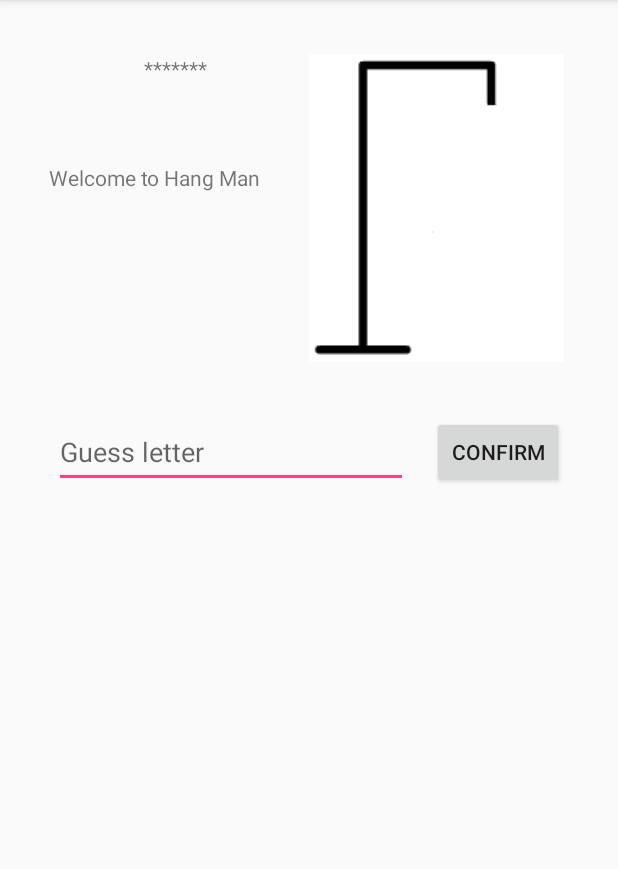
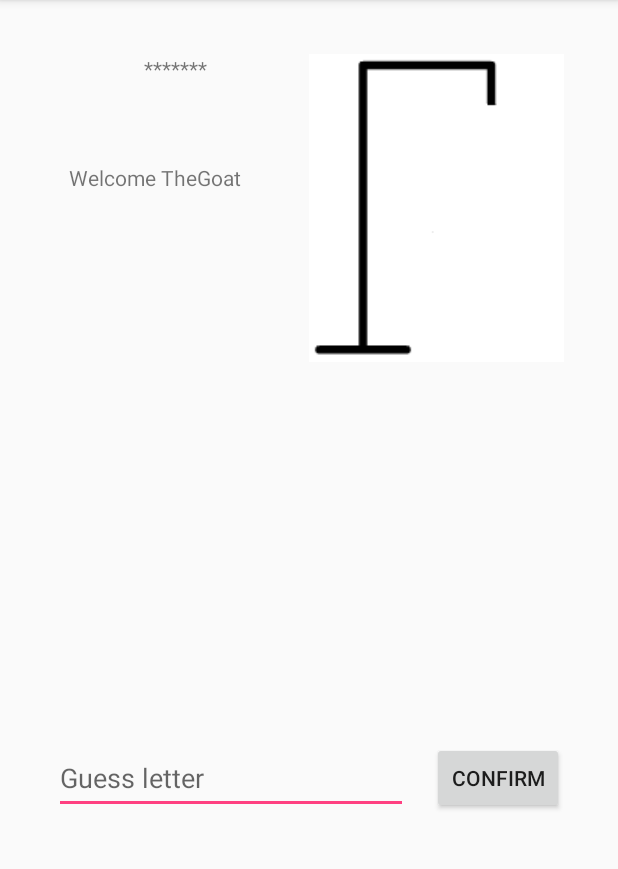
Before and after one commit to hjaltebaekgaard/HangManProject, an Android app: the screen it shows after launch (GameActivity), after a tap on "START", on a phone screen of 412 x 824 dp, the part 84-953 px from its top. Run offline under Robolectric (Android 15) with nearby library versions, the phone set to English and light mode, and no system bars; network calls fail.

Commit message:
attempt to save users in prefs

```diff
--- a/app/build.gradle
+++ b/app/build.gradle
@@ -4,7 +4,7 @@ android {
     compileSdkVersion 27
     defaultConfig {
         applicationId "com.example.hvalfisk.notsosuckyhangman"
-        minSdkVersion 22
+        minSdkVersion 23
         targetSdkVersion 27
         versionCode 1
         versionName "1.0"
@@ -22,6 +22,7 @@ dependencies {
     implementation fileTree(dir: 'libs', include: ['*.jar'])
     implementation 'com.android.support:appcompat-v7:27.1.1'
     implementation 'com.android.support.constraint:constraint-layout:1.1.3'
+    implementation 'com.google.code.gson:gson:2.8.5'
     testImplementation 'junit:junit:4.12'
     androidTestImplementation 'com.android.support.test:runner:1.0.2'
     androidTestImplementation 'com.android.support.test.espresso:espresso-core:3.0.2'
--- a/app/src/main/java/com/example/hvalfisk/notsosuckyhangman/GameActivity.java
+++ b/app/src/main/java/com/example/hvalfisk/notsosuckyhangman/GameActivity.java
@@ -1,21 +1,27 @@
 package com.example.hvalfisk.notsosuckyhangman;
 
 import android.os.AsyncTask;
-import android.os.Build;
-import android.support.annotation.RequiresApi;
 import android.support.v7.app.AppCompatActivity;
 import android.os.Bundle;
+import android.util.ArraySet;
 import android.view.View;
 import android.widget.Button;
 import android.widget.EditText;
 import android.widget.ImageView;
 import android.widget.TextView;
 
+
 import java.util.ArrayList;
 
 import static com.example.hvalfisk.notsosuckyhangman.MainActivity.gameLogic;
 
+
 public class GameActivity extends AppCompatActivity implements View.OnClickListener {
+
+    static GameActivity game;
+    static AsyncTaskLoadPlayers asyncLoadPlayers;
+    static AsyncTaskUpdateUser asyncUpdateUser;
+
     Button confirmLetter;
     EditText inputLetter;
     TextView hiddenWord;
@@ -23,6 +29,9 @@ public class GameActivity extends AppCompatActivity implements View.OnClickListe
     TextView guessCount;
     ImageView nooseImage;
     ArrayList<Integer> nooseImages;
+    ArraySet<String> knownUserNames;
+    User currentUser;
+    String userName;
     boolean prepareRerun;
 
 
@@ -39,28 +48,34 @@ public class GameActivity extends AppCompatActivity implements View.OnClickListe
         nooseImage = findViewById(R.id.nooseImage);
         prepareRerun = false;
 
+        nooseImages = new ArrayList<Integer>();
+        nooseImages.add(R.drawable.galge);
+        nooseImages.add(R.drawable.forkert1);
+        nooseImages.add(R.drawable.forkert2);
+        nooseImages.add(R.drawable.forkert3);
+        nooseImages.add(R.drawable.forkert4);
+        nooseImages.add(R.drawable.forkert5);
+
+        knownUserNames = new ArraySet<String>();
+
+        userName = getIntent().getStringExtra("playerName");
+
+        game = this;
         /* TODO
             make better async */
         new AsyncTask() {
 
             @Override
             protected Object doInBackground(Object[] objects) {
-                try {
-                    gameLogic.getWordsFromDR();
-                } catch (Exception e) {
-                    System.out.println("boellehat");
-                    e.printStackTrace();
+
+                if (gameLogic.getUsedLetters().size()==0 || gameLogic.isGameFinished()) {
+                    try {
+                        gameLogic.getWordsFromDR();
+                    } catch (Exception e) {
+                        System.out.println("boellehat");
+                        e.printStackTrace();
+                    }
                 }
-
-                nooseImages = new ArrayList<Integer>();
-                nooseImages.add(R.drawable.galge);
-                nooseImages.add(R.drawable.forkert1);
-                nooseImages.add(R.drawable.forkert2);
-                nooseImages.add(R.drawable.forkert3);
-                nooseImages.add(R.drawable.forkert4);
-                nooseImages.add(R.drawable.forkert5);
-
-
                 return null;
             }
 
@@ -68,13 +83,43 @@ public class GameActivity extends AppCompatActivity implements View.OnClickListe
             protected void onPostExecute(Object o) {
                 super.onPostExecute(o);
 
+                infoText.setText("Welcome " + userName);
                 setConfirmButtonListener();
+
                 hiddenWord.setText(gameLogic.getVisibleWord());
+                if(gameLogic.getUsedLetters().size()!=0) {
+                    guessCount.setText("Guesses remaining: " + gameLogic.getRemainingGuesses());
+                    nooseImage.setImageResource(nooseImages.get(gameLogic.getAmountWrongLetters()));
+                    infoText.setText(gameLogic.getUsedLettersString());
+                }
 
             }
         }.execute();
 
+        if(currentUser==null || !(currentUser.getName().equals(userName))) {
+           asyncLoadPlayers = new AsyncTaskLoadPlayers();
+           asyncLoadPlayers.execute();
+        }
 
+
+    }
+
+    @Override
+    protected void onDestroy() {
+
+        game = null;
+        super.onDestroy();
+    }
+
+
+    private static User getUser(String userName) {
+
+        for(User user:MainActivity.users) {
+            if(user.getName().equals(userName)) {
+                return user;
+            }
+        }
+        return null;
     }
 
     private void setConfirmButtonListener() {
@@ -99,13 +144,23 @@ public class GameActivity extends AppCompatActivity implements View.OnClickListe
             guessCount.setText("You found the word!");
             nooseImage.setImageResource(R.drawable.medal);
             confirmLetter.setText("Try again");
+            currentUser.setCurrentStreak(currentUser.getCurrentStreak()+1);
+            if(currentUser.getHighestStreak()<currentUser.getCurrentStreak()) {
+                currentUser.setHighestStreak(currentUser.getCurrentStreak());
+            }
             prepareRerun = true;
+            asyncUpdateUser = new AsyncTaskUpdateUser();
+            asyncUpdateUser.execute();
+
         } else if (gameLogic.isGameLost()) {
             guessCount.setText("No pardons this time!");
             nooseImage.setImageResource(R.drawable.forkert6);
             hiddenWord.setText(gameLogic.getWord());
             confirmLetter.setText("Try again");
             prepareRerun = true;
+            currentUser.setCurrentStreak(0);
+            asyncUpdateUser = new AsyncTaskUpdateUser();
+            asyncUpdateUser.execute();
         } else {
             guessCount.setText("Guesses remaining: " + gameLogic.getRemainingGuesses());
             nooseImage.setImageResource(nooseImages.get(gameLogic.getAmountWrongLetters()));
@@ -123,4 +178,31 @@ public class GameActivity extends AppCompatActivity implements View.OnClickListe
         prepareRerun = false;
     }
 
+    private static class AsyncTaskLoadPlayers extends AsyncTask {
+
+        @Override
+        protected Object doInBackground(Object[] objects) {
+            if(MainActivity.knownUsers.contains(game.userName)) {
+                game.currentUser = getUser(game.userName);
+            } else {
+                game.currentUser = new User(game.userName);
+                MainActivity.knownUsers.add(game.userName);
+            }
+
+            return null;
+        }
+    }
+
+    private static class AsyncTaskUpdateUser extends AsyncTask {
+
+        @Override
+        protected Object doInBackground(Object[] objects) {
+
+            MainActivity.users.set(MainActivity.users.indexOf(getUser(game.userName)),game.currentUser);
+
+
+            return null;
+        }
+    }
+
 }
--- a/app/src/main/java/com/example/hvalfisk/notsosuckyhangman/MainActivity.java
+++ b/app/src/main/java/com/example/hvalfisk/notsosuckyhangman/MainActivity.java
@@ -1,23 +1,47 @@
 package com.example.hvalfisk.notsosuckyhangman;
 
 import android.content.Intent;
+import android.content.SharedPreferences;
+import android.support.v4.util.ArraySet;
 import android.support.v7.app.AppCompatActivity;
 import android.os.Bundle;
+
 import android.view.View;
 import android.widget.Button;
+import android.widget.EditText;
+
+import com.google.gson.Gson;
+
+import java.util.ArrayList;
 
 public class MainActivity extends AppCompatActivity implements View.OnClickListener {
 
+    private EditText playerName;
     private Button newGame;
     private Button instructions;
     private Button highscores;
     public static HangManLogic gameLogic;
+    public static ArraySet<String> knownUsers;
+    public static ArrayList<User> users;
+
+    public static final String SHARED_PREFERENCES = "sharedPreferences";
+    public static final String KNOWN_USERS = "knownUsers";
+    public static final String USERS = "users";
+
+
     @Override
     protected void onCreate(Bundle savedInstanceState) {
         super.onCreate(savedInstanceState);
         gameLogic = new HangManLogic();
         setContentView(R.layout.activity_main);
 
+        if(users==null) {
+            loadUserData();
+        }
+
+        saveUserData();
+
+        playerName = findViewById(R.id.userName);
         newGame = findViewById(R.id.newGame);
         instructions = findViewById(R.id.instructions);
         highscores = findViewById(R.id.highscore);
@@ -29,11 +53,38 @@ public class MainActivity extends AppCompatActivity implements View.OnClickListe
     }
 
     @Override
+    protected void onDestroy() {
+
+        saveUserData();
+        super.onDestroy();
+    }
+
+    private void saveUserData() {
+        SharedPreferences sharedPreferences = getSharedPreferences(SHARED_PREFERENCES,MODE_PRIVATE);
+        SharedPreferences.Editor editor = sharedPreferences.edit();
+
+        editor.putStringSet(KNOWN_USERS,knownUsers);
+        Gson gson = new Gson();
+        String json = gson.toJson(users);
+        editor.putString(USERS,json);
+
+        editor.apply();
+    }
+
+    private void loadUserData() {
+        SharedPreferences sharedPreferences = getSharedPreferences(SHARED_PREFERENCES,MODE_PRIVATE);
+
+        knownUsers = (ArraySet<String>) sharedPreferences.getStringSet(KNOWN_USERS, new ArraySet<String>());
+
+    }
+
+    @Override
     public void onClick(View v) {
         Intent i;
         switch (v.getId()) {
             case R.id.newGame:
                 i = new Intent(this, GameActivity.class);
+                i.putExtra("playerName", playerName.getText().toString());
                 startActivity(i);
                 break;
 
--- a/app/src/main/res/layout/activity_game.xml
+++ b/app/src/main/res/layout/activity_game.xml
@@ -11,8 +11,8 @@
         android:id="@+id/nooseImage"
         android:layout_width="wrap_content"
         android:layout_height="wrap_content"
+        android:layout_marginTop="36dp"
         android:layout_marginEnd="36dp"
-        android:layout_marginTop="36dp"
         app:layout_constraintEnd_toEndOf="parent"
         app:layout_constraintTop_toTopOf="parent"
         app:srcCompat="@drawable/galge" />
@@ -58,7 +58,9 @@
         android:layout_width="wrap_content"
         android:layout_height="wrap_content"
         android:layout_marginTop="36dp"
+        android:layout_marginBottom="8dp"
         android:text="@string/game_confirm_button"
+        app:layout_constraintBottom_toBottomOf="parent"
         app:layout_constraintEnd_toEndOf="@+id/nooseImage"
         app:layout_constraintTop_toBottomOf="@+id/nooseImage" />
 
@@ -71,7 +73,6 @@
         android:layout_marginEnd="8dp"
         android:layout_marginBottom="8dp"
         android:gravity="center"
-        android:text="@string/game_info_text"
         app:layout_constraintBottom_toTopOf="@+id/guessCount"
         app:layout_constraintEnd_toStartOf="@+id/nooseImage"
         app:layout_constraintStart_toStartOf="parent"
```
Also changed, not shown: app/src/main/java/com/example/hvalfisk/notsosuckyhangman/HighscoreActivity.java (+26 -1 lines), app/src/main/java/com/example/hvalfisk/notsosuckyhangman/User.java (+12 -0 lines), app/src/main/res/layout/activity_main.xml (+8 -7 lines).
